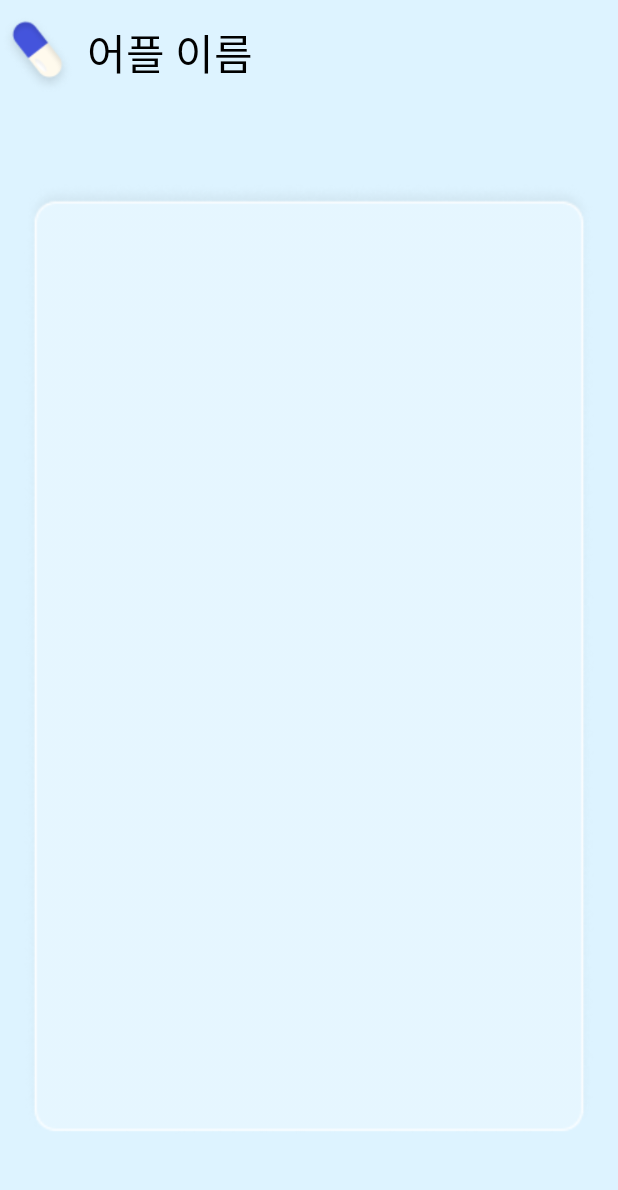
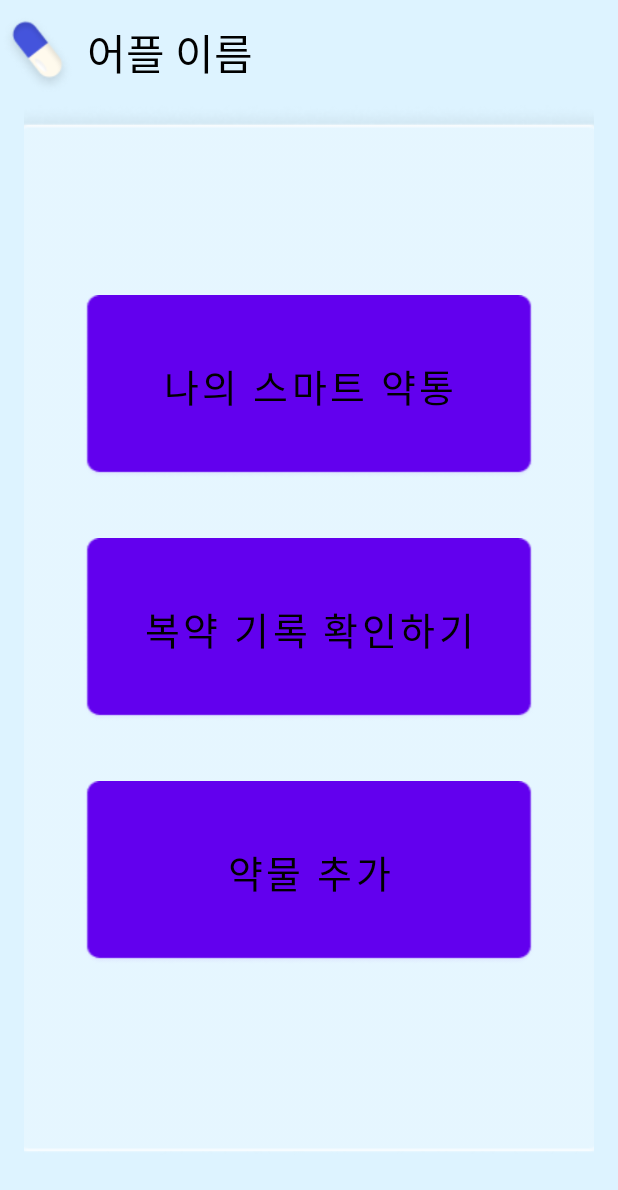
Before and after one commit to minzero31/2024-meit-frontend, an Android app: the ManagementFragment screen opened through its navigation route, on a phone screen of 412 x 824 dp. Shown: the top 1190 px of the screen. Run offline under Robolectric (Android 15) with nearby library versions, the light colour scheme and no system bars; our stand-ins replace navigation-ui.

Commit message:
Management 탭 3개 버튼 생성 & 화면 전환 기능 구현 #18 #17 #4

```diff
--- a/app/src/main/java/com/example/a2024_meit_frontend/ui/management/ManagementFragment.kt
+++ b/app/src/main/java/com/example/a2024_meit_frontend/ui/management/ManagementFragment.kt
@@ -5,20 +5,68 @@ import android.view.LayoutInflater
 import android.view.View
 import android.view.ViewGroup
 import androidx.fragment.app.Fragment
+import com.example.a2024_meit_frontend.R
 import com.example.a2024_meit_frontend.databinding.FragmentManagementBinding
+import com.google.android.material.bottomnavigation.BottomNavigationView
 
 class ManagementFragment : Fragment() {
 
     private var _binding: FragmentManagementBinding? = null
     private val binding get() = _binding!!
+
+    private lateinit var navView: BottomNavigationView
+
     override fun onCreateView(
         inflater: LayoutInflater,
         container: ViewGroup?,
         savedInstanceState: Bundle?
     ): View {
         _binding = FragmentManagementBinding.inflate(inflater, container, false)
+
+        // BottomNavigationView 가져오기
+        navView = requireActivity().findViewById(R.id.nav_view)
+
+        // 첫 번째 버튼 클릭 시 MySmartMediCabinetFragment로 전환
+        binding.buttonSmartPillbox.setOnClickListener {
+            changeFragment(1) // MySmartMediCabinetFragment로 전환
+        }
+
+        // 두 번째 버튼 클릭 시 CheckRecordFragment로 전환
+        binding.buttonCheckMedication.setOnClickListener {
+            changeFragment(2) // CheckRecordFragment로 전환
+        }
+
+        // 세 번째 버튼 클릭 시 AddMedicineFragment로 전환
+        binding.buttonAddMedicine.setOnClickListener {
+            changeFragment(3) // AddMedicineFragment로 전환
+        }
+
         return binding.root
     }
+
+    // Fragment 전환 메서드 추가
+    private fun changeFragment(index: Int) {
+        val fragmentTransaction = parentFragmentManager.beginTransaction()
+
+        when (index) {
+            1 -> { // MySmartMediCabinetFragment로 전환
+                fragmentTransaction.replace(R.id.nav_host_fragment_activity_main, MySmartMediCabinetFragment())
+            }
+            2 -> { // CheckRecordFragment로 전환
+                fragmentTransaction.replace(R.id.nav_host_fragment_activity_main, CheckRecordFragment())
+            }
+            3 -> { // AddMedicineFragment로 전환
+                fragmentTransaction.replace(R.id.nav_host_fragment_activity_main, AddMedicineFragment())
+            }
+        }
+
+        // Bottom NavigationView를 항상 보이도록 설정
+        navView.visibility = View.VISIBLE
+
+        fragmentTransaction.commit() // Fragment 전환을 커밋
+    }
+
+
 
     override fun onDestroyView() {
         super.onDestroyView()
--- a/app/src/main/res/layout/fragment_management.xml
+++ b/app/src/main/res/layout/fragment_management.xml
@@ -33,15 +33,66 @@
             android:textColor="@color/black"
             android:textSize="28sp"
             android:layout_gravity="center_vertical" />
-
     </LinearLayout>
 
-    <!-- 아래에 배경 이미지 -->
-    <ImageView
-        android:id="@+id/background_image"
-        android:layout_width="380dp"
-        android:layout_gravity="center"
-        android:layout_height="500dp"
-        android:layout_weight="1"
-        android:src="@drawable/ic_main_background" />
+    <!-- 배경 이미지와 버튼을 겹치게 할 FrameLayout -->
+    <FrameLayout
+        android:layout_width="match_parent"
+        android:layout_height="wrap_content"
+        android:layout_gravity="center">
+
+        <!-- 배경 이미지 -->
+        <ImageView
+            android:id="@+id/background_image"
+            android:layout_width="380dp"
+            android:layout_gravity="center"
+            android:layout_height="700dp"
+            android:src="@drawable/ic_main_background"
+            android:scaleType="centerCrop" />
+
+        <!-- 버튼 3개를 세로로 나열 -->
+        <LinearLayout
+            android:layout_width="wrap_content"
+            android:layout_height="wrap_content"
+            android:orientation="vertical"
+            android:gravity="center"
+            android:layout_gravity="center">
+
+            <!-- 첫 번째 버튼 -->
+            <Button
+                android:id="@+id/button_smart_pillbox"
+                android:layout_width="300dp"
+                android:layout_height="wrap_content"
+                android:background="@drawable/bg_management_button"
+                android:backgroundTint="@null"
+                android:text="나의 스마트 약통"
+                android:textColor="@color/black"
+                android:textSize="25sp"
+                android:layout_marginBottom="40dp" />
+
+            <!-- 두 번째 버튼 -->
+            <Button
+                android:id="@+id/button_check_medication"
+                android:layout_width="300dp"
+                android:layout_height="wrap_content"
+                android:background="@drawable/bg_management_button"
+                android:backgroundTint="#FFFFFF"
+                android:text="복약 기록 확인하기"
+                android:textColor="@color/black"
+                android:textSize="25sp"
+                android:layout_marginBottom="40dp"/>
+
+            <!-- 세 번째 버튼 -->
+            <Button
+                android:id="@+id/button_add_medicine"
+                android:layout_width="300dp"
+                android:layout_height="wrap_content"
+                android:background="@drawable/bg_management_button"
+                android:backgroundTint="@null"
+                android:text="약물 추가"
+                android:textColor="@color/black"
+                android:textSize="25sp" />
+        </LinearLayout>
+    </FrameLayout>
+
 </LinearLayout>
--- a/app/src/main/res/values-night/themes.xml
+++ b/app/src/main/res/values-night/themes.xml
@@ -2,7 +2,7 @@
     <!-- Base application theme. -->
     <style name="Theme._2024meitfrontend" parent="Theme.MaterialComponents.DayNight.DarkActionBar">
         <!-- Primary brand color. -->
-        <item name="colorPrimary">@color/purple_200</item>
+        <item name="colorPrimary">@color/white</item>
         <item name="colorPrimaryVariant">@color/purple_700</item>
         <item name="colorOnPrimary">@color/black</item>
         <!-- Secondary brand color. -->
--- a/app/src/main/res/values/themes.xml
+++ b/app/src/main/res/values/themes.xml
@@ -3,7 +3,7 @@
     <style name="Theme._2024meitfrontend" parent="Theme.MaterialComponents.DayNight.DarkActionBar">
         <!-- Primary brand color. -->
         <item name="colorPrimary">@color/purple_500</item>
-        <item name="colorPrimaryVariant">@color/purple_700</item>
+        <item name="colorPrimaryVariant">@color/white</item>
         <item name="colorOnPrimary">@color/white</item>
         <!-- Secondary brand color. -->
         <item name="colorSecondary">@color/teal_200</item>
```
Also changed, not shown: app/src/main/java/com/example/a2024_meit_frontend/ui/management/AddMedicineFragment.kt (added, +49 -0 lines), app/src/main/java/com/example/a2024_meit_frontend/ui/management/CheckRecordFragment.kt (added, +29 -0 lines), app/src/main/java/com/example/a2024_meit_frontend/ui/management/MySmartMediCabinetFragment.kt (added, +29 -0 lines), app/src/main/res/layout/fragment_addmedi.xml (added, +15 -0 lines), app/src/main/res/layout/fragment_checkrecord.xml (added, +15 -0 lines), app/src/main/res/layout/fragment_mypage.xml (+39 -18 lines), app/src/main/res/layout/fragment_mysmartmedicabinet.xml (added, +15 -0 lines), app/src/main/res/drawable/bg_management_button.png (added).
